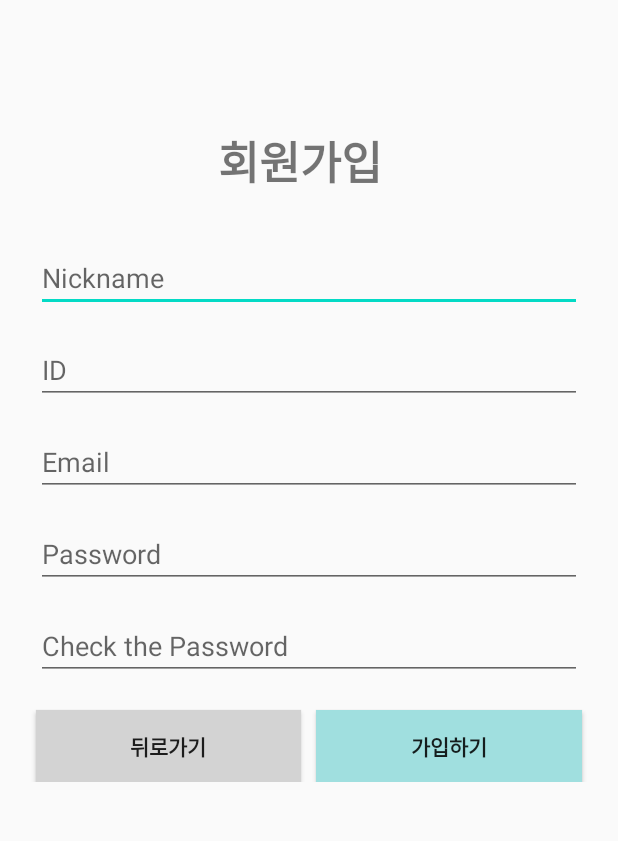
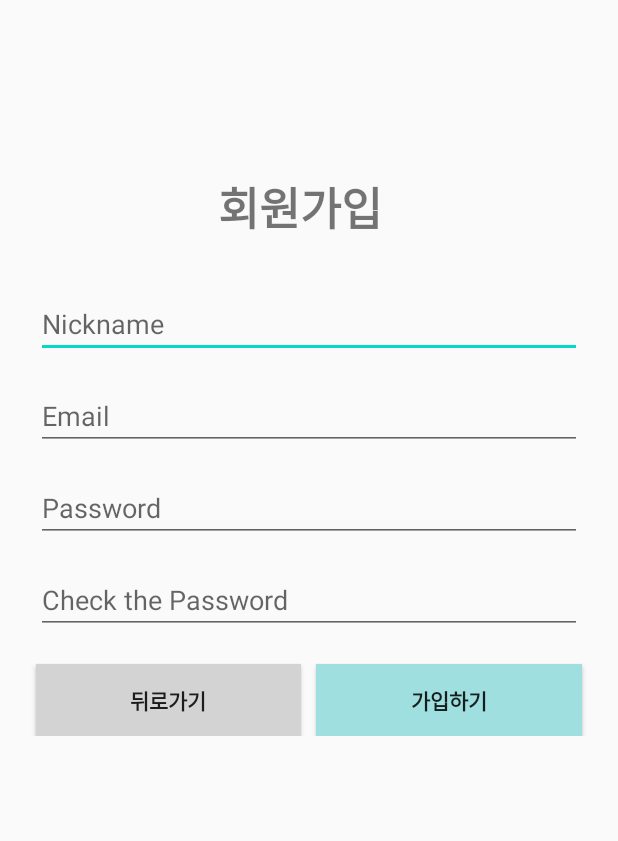
Before and after one commit to tmddus2123/SeeU, an Android app: the RegisterActivity screen opened directly, with no data from a screen before it, on a phone screen of 412 x 824 dp, the part 120-961 px from its top. Run offline under Robolectric (Android 15) with nearby library versions, the phone set to English and light mode, and no system bars; our stand-ins replace Firebase (no records; nobody signed in at launch, a user with empty details on screens opened directly).

```diff
--- a/app/src/main/java/com/example/seeu/FirebaseID.java
+++ b/app/src/main/java/com/example/seeu/FirebaseID.java
@@ -6,5 +6,4 @@ public class FirebaseID {
     public static String email = "UserEmail";
     public static String password = "UserPassword";
     public static String nickname = "UserNickname";
-    public static String ID = "UserID";
 }
--- a/app/src/main/java/com/example/seeu/RegisterActivity.java
+++ b/app/src/main/java/com/example/seeu/RegisterActivity.java
@@ -39,7 +39,6 @@ public class RegisterActivity extends AppCompatActivity {
     private FirebaseAuth mAuth = FirebaseAuth.getInstance();
     private FirebaseFirestore mStore = FirebaseFirestore.getInstance();
     private EditText mNicknameView;
-    private EditText mIDView;
     private EditText mPasswordView;
     private EditText mCheckPasswordView;
     private EditText mEmailView;
@@ -56,7 +55,6 @@ public class RegisterActivity extends AppCompatActivity {
         mEmailView = findViewById(R.id.EMAIL);
         mPasswordView = findViewById(R.id.PW);
         mCheckPasswordView = findViewById(R.id.PW2);
-        mIDView = findViewById(R.id.ID);
 
 
         /*Action Bar(Title bar) 받아와서 없애기*/
@@ -92,10 +90,6 @@ public class RegisterActivity extends AppCompatActivity {
                     Toast.makeText(RegisterActivity.this, "password 확인을 입력해주세요.", Toast.LENGTH_SHORT).show();
                     return;
                 }
-                if(mIDView.getText().toString().isEmpty()){
-                    Toast.makeText(RegisterActivity.this, "ID를 입력해주세요.", Toast.LENGTH_SHORT).show();
-                    return;
-                }
                 if(!mPasswordView.getText().toString().equals(mCheckPasswordView.getText().toString())){
                     Toast.makeText(RegisterActivity.this, "password가 다릅니다.", Toast.LENGTH_SHORT).show();
                     return;
@@ -126,14 +120,16 @@ public class RegisterActivity extends AppCompatActivity {
                                         userMap.put(FirebaseID.email, mEmailView.getText().toString());
                                         userMap.put(FirebaseID.password, mPasswordView.getText().toString());
                                         userMap.put(FirebaseID.nickname, mNicknameView.getText().toString());
-                                        userMap.put(FirebaseID.ID, mIDView.getText().toString());
                                         mStore.collection(FirebaseID.user).document(user.getUid()).set(userMap, SetOptions.merge());
                                         Toast.makeText(RegisterActivity.this, R.string.success_signup, Toast.LENGTH_SHORT).show();
 
                                         if (mAuth.getCurrentUser() != null) {
                                             Intent intent = new Intent(RegisterActivity.this, MainActivity.class);
+                                            /*
                                             intent.putExtra("login", true);
                                             intent.putExtra("userNickname", mNicknameView.getText().toString());
+
+                                             */
                                             startActivity(intent);
                                             finish();
                                         }
--- a/app/src/main/res/layout/activity_register.xml
+++ b/app/src/main/res/layout/activity_register.xml
@@ -40,17 +40,6 @@
             android:layout_marginStart="24dp"
             android:layout_marginEnd="24dp"
             android:layout_marginTop="16dp"/>
-
-        <EditText
-            android:id="@+id/ID"
-            android:layout_width="match_parent"
-            android:layout_height="wrap_content"
-            android:ems="10"
-            android:hint="ID"
-            android:layout_marginStart="24dp"
-            android:layout_marginEnd="24dp"
-            android:layout_marginTop="16dp"
-            android:layout_marginLeft="24dp" />
 
 
         <EditText
```
Also changed, not shown: app/src/main/java/com/example/seeu/MainActivity.java (+67 -0 lines), app/src/main/java/com/example/seeu/ui/login/LoginActivity.java (+21 -4 lines).
